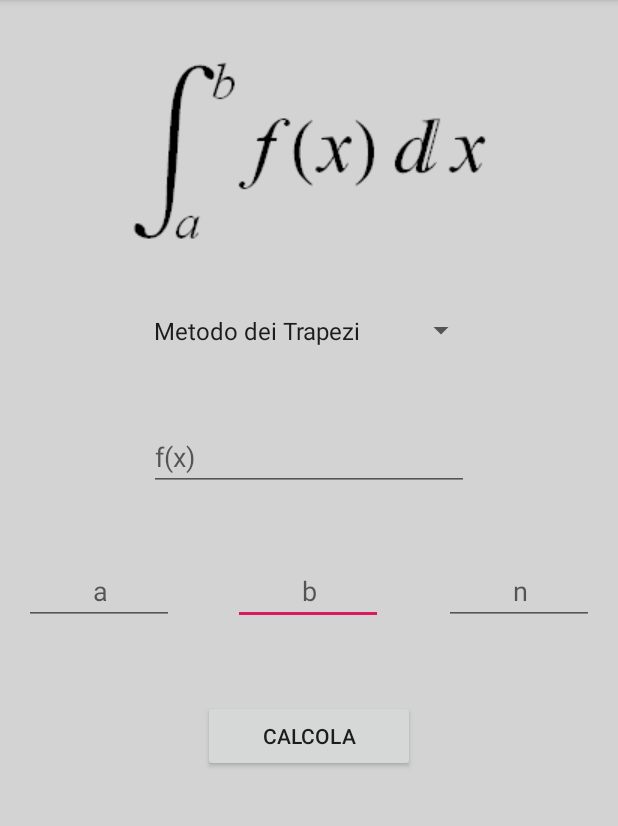
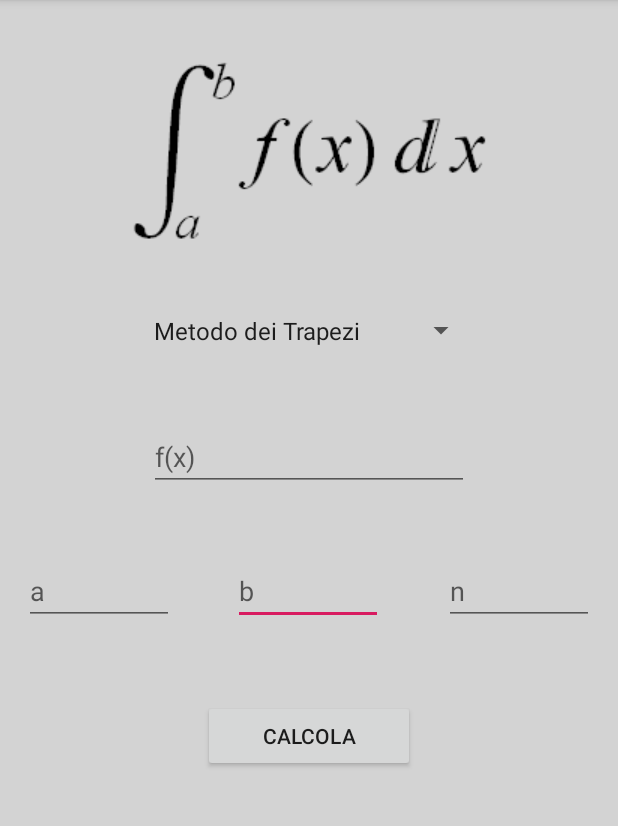
Before and after one commit to fbgian/Integrali, an Android app: the screen it shows after launch (MainActivity), on a phone screen of 412 x 824 dp, the part 84-910 px from its top. Run offline under Robolectric (Android 15) with nearby library versions, the phone set to English and light mode, and no system bars.

Commit message:
Tolti warnings

```diff
--- a/app/src/main/res/layout/activity_main.xml
+++ b/app/src/main/res/layout/activity_main.xml
@@ -12,14 +12,15 @@
         android:layout_width="100dp"
         android:layout_height="wrap_content"
         android:ems="10"
-        android:hint="         b"
+        android:hint="b"
         android:inputType="numberDecimal"
         app:layout_constraintBottom_toBottomOf="parent"
         app:layout_constraintEnd_toEndOf="parent"
         app:layout_constraintHorizontal_bias="0.498"
         app:layout_constraintStart_toStartOf="parent"
         app:layout_constraintTop_toTopOf="parent"
-        app:layout_constraintVertical_bias="0.514" />
+        app:layout_constraintVertical_bias="0.514"
+        tools:ignore="HardcodedText" />
 
     <EditText
         android:id="@+id/estrA"
@@ -28,14 +29,15 @@
         android:layout_marginStart="16dp"
         android:layout_marginLeft="16dp"
         android:ems="10"
-        android:hint="         a"
+        android:hint="a"
         android:inputType="numberDecimal"
         app:layout_constraintBottom_toBottomOf="parent"
         app:layout_constraintEnd_toEndOf="parent"
         app:layout_constraintHorizontal_bias="0.0"
         app:layout_constraintStart_toStartOf="parent"
         app:layout_constraintTop_toTopOf="parent"
-        app:layout_constraintVertical_bias="0.514" />
+        app:layout_constraintVertical_bias="0.514"
+        tools:ignore="HardcodedText" />
 
     <EditText
         android:id="@+id/numint"
@@ -44,14 +46,15 @@
         android:layout_marginEnd="16dp"
         android:layout_marginRight="16dp"
         android:ems="10"
-        android:hint="         n"
+        android:hint="n"
         android:inputType="number"
         app:layout_constraintBottom_toBottomOf="parent"
         app:layout_constraintEnd_toEndOf="parent"
         app:layout_constraintHorizontal_bias="1.0"
         app:layout_constraintStart_toStartOf="parent"
         app:layout_constraintTop_toTopOf="parent"
-        app:layout_constraintVertical_bias="0.514" />
+        app:layout_constraintVertical_bias="0.514"
+        tools:ignore="HardcodedText" />
 
     <Button
         android:id="@+id/calcola"
@@ -62,7 +65,8 @@
         app:layout_constraintEnd_toEndOf="parent"
         app:layout_constraintStart_toStartOf="parent"
         app:layout_constraintTop_toTopOf="parent"
-        app:layout_constraintVertical_bias="0.648" />
+        app:layout_constraintVertical_bias="0.648"
+        tools:ignore="HardcodedText" />
 
     <TextView
         android:id="@+id/risultato"
@@ -98,7 +102,8 @@
         app:layout_constraintEnd_toEndOf="parent"
         app:layout_constraintStart_toStartOf="parent"
         app:layout_constraintTop_toTopOf="parent"
-        app:layout_constraintVertical_bias="0.39" />
+        app:layout_constraintVertical_bias="0.39"
+        tools:ignore="HardcodedText" />
 
     <ImageView
         android:id="@+id/imageView"
@@ -110,6 +115,8 @@
         app:layout_constraintStart_toStartOf="parent"
         app:layout_constraintTop_toTopOf="parent"
         app:layout_constraintVertical_bias="0.056"
-        app:srcCompat="@drawable/integrale" />
+        app:srcCompat="@drawable/integrale"
+        android:contentDescription="img_integrale"
+        tools:ignore="HardcodedText" />
 
 </android.support.constraint.ConstraintLayout>
```
